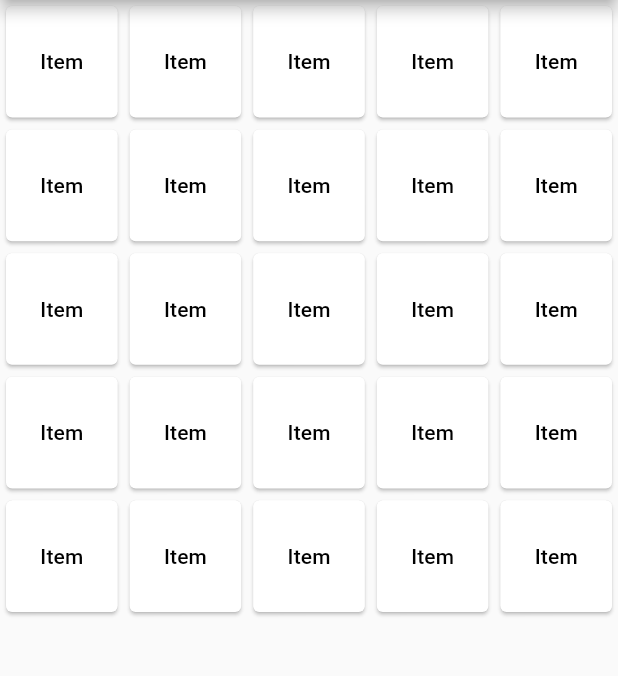
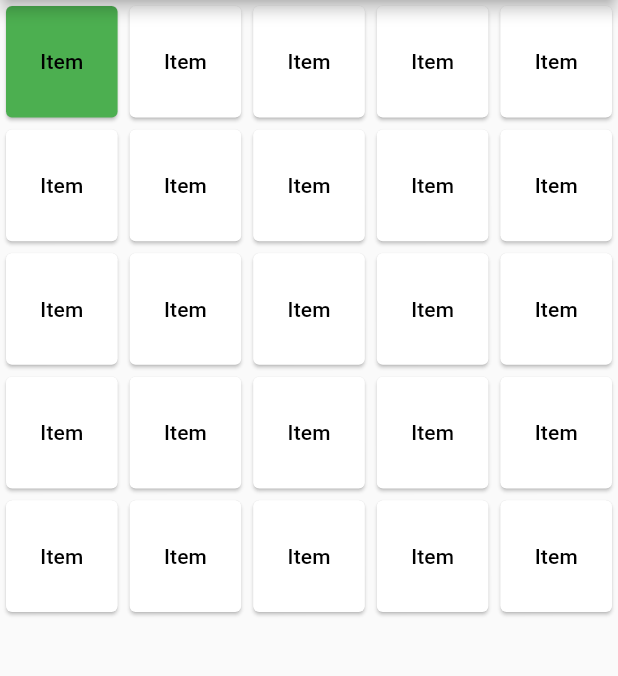
Before and after one commit to joshprzybyszewski/chringo, a Flutter app: the screen it shows after launch, after a tap on "Item", on a phone screen of 412 x 824 dp, the part 84-760 px from its top. Run offline on Flutter 3.47's test engine with Material 2 defaults, Android fonts, the phone set to English and light mode, and no system bars; our stand-ins replace cloud_firestore; accounts and stored records are empty.

Commit message:
implement color toggling when cards are clicked

```diff
--- a/chringo/lib/main.dart
+++ b/chringo/lib/main.dart
@@ -91,12 +91,14 @@ class BingoCard extends StatefulWidget {
 }
 
 class _BingoCardState extends State {
+  bool _isChecked = false;
   _BingoCardState();
 
   @override
   Widget build(BuildContext context) {
     return GestureDetector(
       child: Card(
+        color: _isChecked ? Colors.green : Colors.white,
         child: Center(
           child: Text(
             'Item',
@@ -104,8 +106,12 @@ class _BingoCardState extends State {
           ),
         ),
       ),
-      onTap: () => print("hello"),
+      onTap: _toggleChecked,
     );
+  }
+
+  void _toggleChecked() {
+    setState(() => _isChecked = !_isChecked);
   }
 }
 
```
